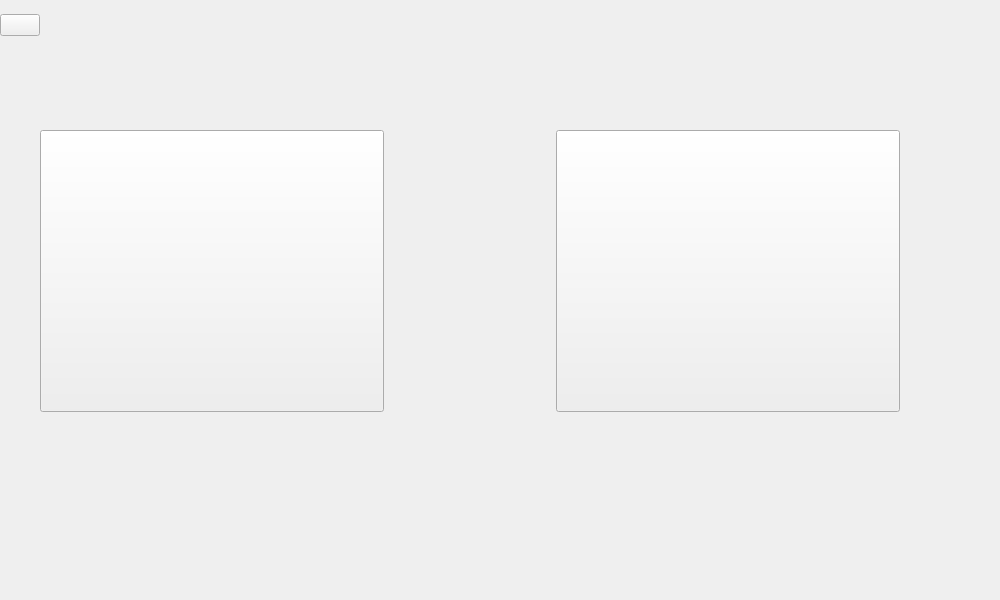
First picture: the form in src/mainmenu.ui, repository CraignRush/IslandRacer, before the edit.
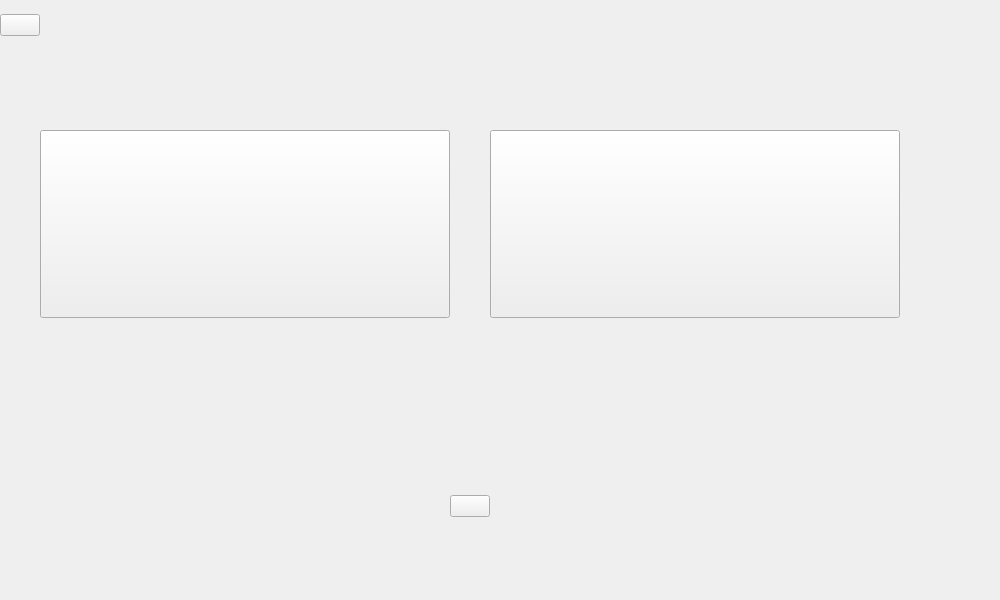
Second picture: the form after the edit.

Commit message: Added environment for Level 5, added Stars to give orientation how good you are, added a disabling of the play buttons - you need a number of stars to play the next higher level

The edit to the form file:
```diff
--- a/src/mainmenu.ui
+++ b/src/mainmenu.ui
@@ -66,7 +66,7 @@
        <bool>false</bool>
       </property>
       <property name="currentIndex">
-       <number>6</number>
+       <number>11</number>
       </property>
       <widget class="QWidget" name="main">
        <property name="sizePolicy">
@@ -3343,6 +3343,213 @@
         </item>
        </layout>
       </widget>
+      <widget class="QWidget" name="level5">
+       <layout class="QGridLayout" name="gridLayout_12">
+        <property name="leftMargin">
+         <number>0</number>
+        </property>
+        <property name="topMargin">
+         <number>0</number>
+        </property>
+        <property name="rightMargin">
+         <number>0</number>
+        </property>
+        <property name="bottomMargin">
+         <number>0</number>
+        </property>
+        <property name="spacing">
+         <number>0</number>
+        </property>
+        <item row="6" column="0">
+         <spacer name="verticalSpacer_63">
+          <property name="orientation">
+           <enum>Qt::Vertical</enum>
+          </property>
+          <property name="sizeHint" stdset="0">
+           <size>
+            <width>20</width>
+            <height>40</height>
+           </size>
+          </property>
+         </spacer>
+        </item>
+        <item row="5" column="0">
+         <spacer name="verticalSpacer_64">
+          <property name="orientation">
+           <enum>Qt::Vertical</enum>
+          </property>
+          <property name="sizeHint" stdset="0">
+           <size>
+            <width>20</width>
+            <height>40</height>
+           </size>
+          </property>
+         </spacer>
+        </item>
+        <item row="1" column="1">
+         <spacer name="horizontalSpacer_37">
+          <property name="orientation">
+           <enum>Qt::Horizontal</enum>
+          </property>
+          <property name="sizeHint" stdset="0">
+           <size>
+            <width>40</width>
+            <height>20</height>
+           </size>
+          </property>
+         </spacer>
+        </item>
+        <item row="1" column="0">
+         <widget class="QPushButton" name="level5_2Main">
+          <property name="text">
+           <string/>
+          </property>
+         </widget>
+        </item>
+        <item row="3" column="0">
+         <spacer name="verticalSpacer_66">
+          <property name="orientation">
+           <enum>Qt::Vertical</enum>
+          </property>
+          <property name="sizeHint" stdset="0">
+           <size>
+            <width>20</width>
+            <height>40</height>
+           </size>
+          </property>
+         </spacer>
+        </item>
+        <item row="4" column="0">
+         <spacer name="verticalSpacer_65">
+          <property name="orientation">
+           <enum>Qt::Vertical</enum>
+          </property>
+          <property name="sizeHint" stdset="0">
+           <size>
+            <width>20</width>
+            <height>40</height>
+           </size>
+          </property>
+         </spacer>
+        </item>
+        <item row="1" column="2">
+         <widget class="QLabel" name="level5Trackname">
+          <property name="text">
+           <string/>
+          </property>
+         </widget>
+        </item>
+        <item row="1" column="3">
+         <spacer name="horizontalSpacer_38">
+          <property name="orientation">
+           <enum>Qt::Horizontal</enum>
+          </property>
+          <property name="sizeHint" stdset="0">
+           <size>
+            <width>40</width>
+            <height>20</height>
+           </size>
+          </property>
+         </spacer>
+        </item>
+        <item row="7" column="0">
+         <spacer name="verticalSpacer_62">
+          <property name="orientation">
+           <enum>Qt::Vertical</enum>
+          </property>
+          <property name="sizeHint" stdset="0">
+           <size>
+            <width>20</width>
+            <height>78</height>
+           </size>
+          </property>
+         </spacer>
+        </item>
+        <item row="2" column="0">
+         <spacer name="verticalSpacer_61">
+          <property name="orientation">
+           <enum>Qt::Vertical</enum>
+          </property>
+          <property name="sizeHint" stdset="0">
+           <size>
+            <width>20</width>
+            <height>78</height>
+           </size>
+          </property>
+         </spacer>
+        </item>
+        <item row="1" column="4">
+         <spacer name="level5HorizontalSpacer">
+          <property name="orientation">
+           <enum>Qt::Horizontal</enum>
+          </property>
+          <property name="sizeType">
+           <enum>QSizePolicy::Fixed</enum>
+          </property>
+          <property name="sizeHint" stdset="0">
+           <size>
+            <width>100</width>
+            <height>20</height>
+           </size>
+          </property>
+         </spacer>
+        </item>
+        <item row="0" column="0" colspan="5">
+         <widget class="QLabel" name="level5Logo">
+          <property name="text">
+           <string/>
+          </property>
+         </widget>
+        </item>
+        <item row="3" column="1" rowspan="2">
+         <widget class="QPushButton" name="level5_2Left">
+          <property name="sizePolicy">
+           <sizepolicy hsizetype="Expanding" vsizetype="Preferred">
+            <horstretch>0</horstretch>
+            <verstretch>0</verstretch>
+           </sizepolicy>
+          </property>
+          <property name="text">
+           <string/>
+          </property>
+         </widget>
+        </item>
+        <item row="3" column="3" rowspan="2">
+         <widget class="QPushButton" name="level5_2Right">
+          <property name="sizePolicy">
+           <sizepolicy hsizetype="Expanding" vsizetype="Preferred">
+            <horstretch>0</horstretch>
+            <verstretch>0</verstretch>
+           </sizepolicy>
+          </property>
+          <property name="text">
+           <string/>
+          </property>
+         </widget>
+        </item>
+        <item row="6" column="2" rowspan="2">
+         <widget class="QPushButton" name="level5_2Play">
+          <property name="text">
+           <string/>
+          </property>
+         </widget>
+        </item>
+        <item row="2" column="2" rowspan="4">
+         <widget class="QLabel" name="level5Trackpic">
+          <property name="text">
+           <string/>
+          </property>
+         </widget>
+        </item>
+       </layout>
+       <zorder>level5Trackname</zorder>
+       <zorder>level5Logo</zorder>
+       <zorder>level5_2Left</zorder>
+       <zorder>level5_2Right</zorder>
+       <zorder>level5_2Play</zorder>
+       <zorder>level5Trackpic</zorder>
+       <zorder>level5_2Main</zorder>
+      </widget>
      </widget>
     </item>
    </layout>
```
Left out of the diff: 321 changed lines with no effect on the pictures. The commit also changes 5 other files.
